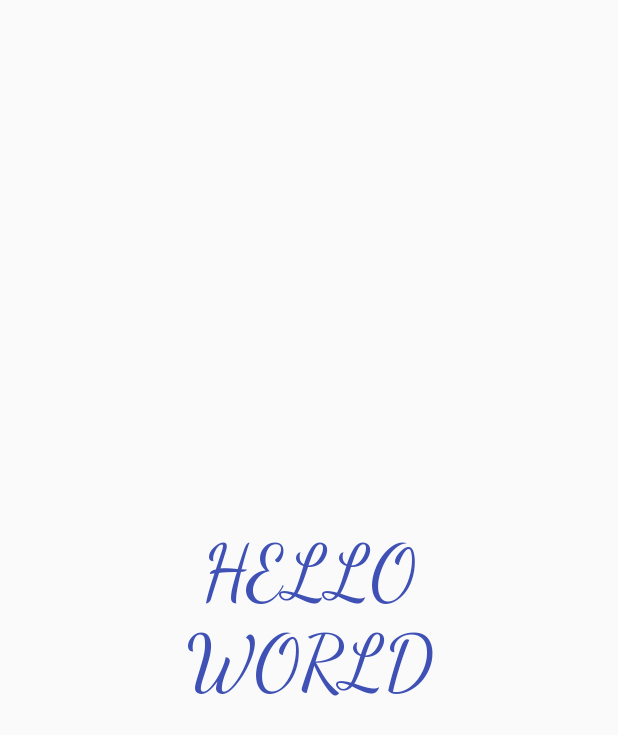
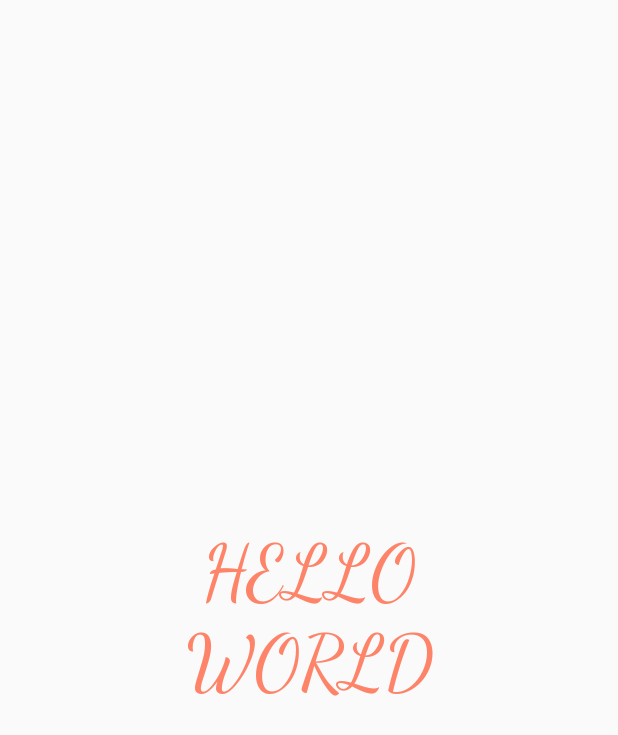
Before and after one commit to eda-watanabe/NewsApp-master, an Android app: the LauncherActivity screen opened directly, with no data from a screen before it, on a phone screen of 412 x 824 dp. Shown: the top 735 px of the screen. Run offline under Robolectric (Android 15) with nearby library versions, the phone set to English and light mode, and no system bars; libraries missing offline, so code that uses them is left out: io.realm.

Commit message:
improve design (style color)

```diff
--- a/app/src/main/AndroidManifest.xml
+++ b/app/src/main/AndroidManifest.xml
@@ -8,7 +8,7 @@
     <application
         android:name=".MyApp"
         android:allowBackup="true"
-        android:icon="@mipmap/ic_launcher"
+        android:icon="@drawable/newspaper"
         android:label="@string/app_name"
         android:roundIcon="@mipmap/ic_launcher_round"
         android:supportsRtl="true"
--- a/app/src/main/res/values/colors.xml
+++ b/app/src/main/res/values/colors.xml
@@ -1,7 +1,7 @@
 <?xml version="1.0" encoding="utf-8"?>
 <resources>
-    <color name="colorPrimary">#3F51B5</color>
-    <color name="colorPrimaryDark">#303F9F</color>
-    <color name="colorAccent">#FF4081</color>
+    <color name="colorPrimary">#fd8469</color>
+    <color name="colorPrimaryDark">#c5543e</color>
+    <color name="colorAccent">#ffb597</color>
     <color name="white">#FFF</color>
 </resources>
--- a/app/src/main/res/values/strings.xml
+++ b/app/src/main/res/values/strings.xml
@@ -1,5 +1,5 @@
 <resources>
-    <string name="app_name">NewsApp-master</string>
+    <string name="app_name">NEWS</string>
     <string name="login">ログイン</string>
     <string name="articles">記事一覧</string>
 
```
Also changed, not shown: app/src/main/res/drawable/newspaper.png (added).
